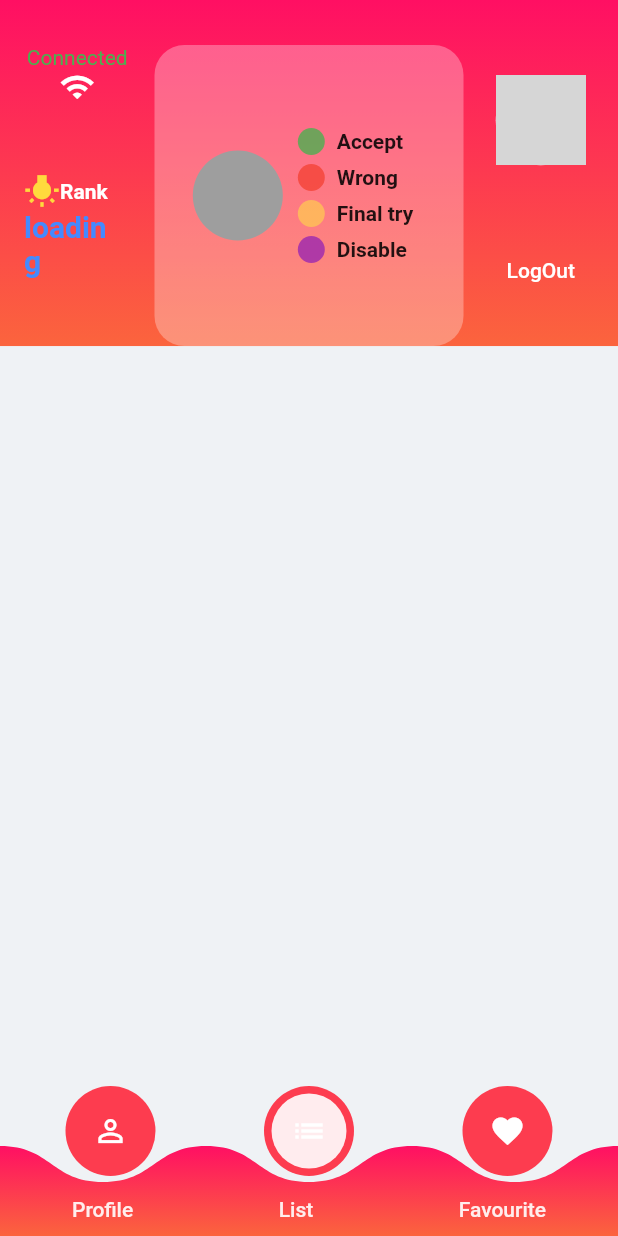
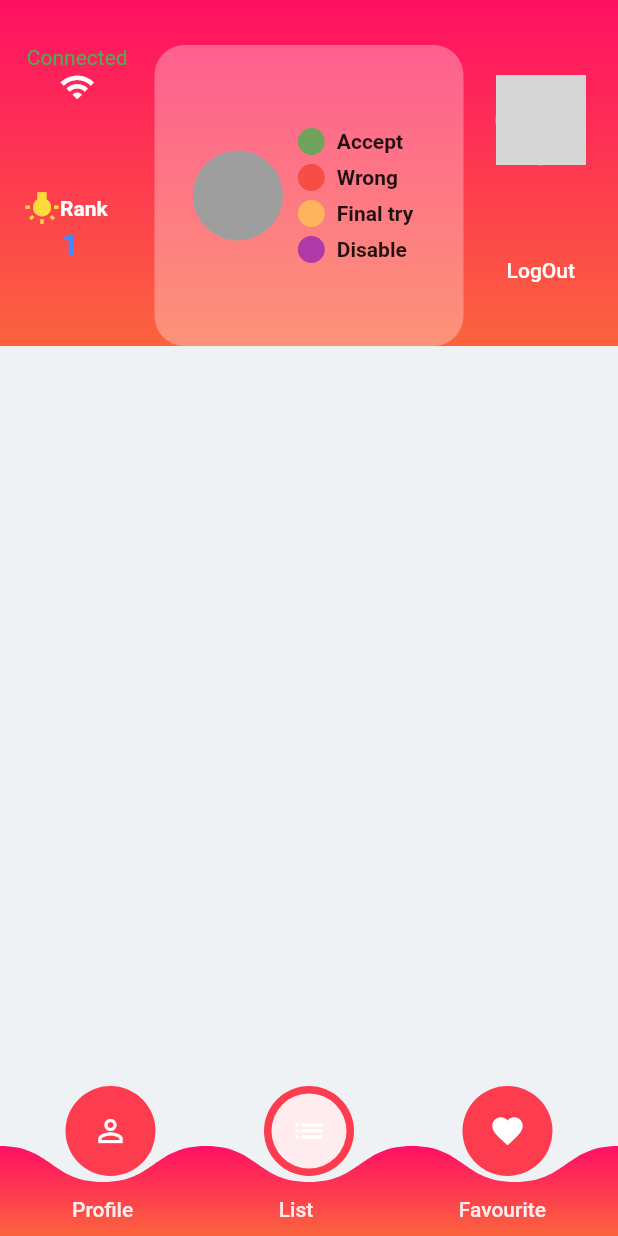
Before and after one commit to Abdullahfoysal/MathOlympiad_flutter, a Flutter app: the screen it shows once a user with an empty profile is signed in, on a phone screen of 412 x 824 dp. Run offline on Flutter 3.47's test engine with Material 2 defaults, Android fonts, the phone set to English and light mode, and no system bars; drawn by our look-alikes of pie_chart; our stand-ins replace cloud_firestore, connectivity, firebase_auth, firebase_storage, flutter_spinkit, fluttertoast and 5 more; missing offline and left inert: flutter_tex; accounts and stored records are empty; network calls fail; grey boxes are pictures that could not be loaded.

```diff
--- a/lib/designs/appBar.dart
+++ b/lib/designs/appBar.dart
@@ -89,7 +89,7 @@ class AppBar2 extends StatelessWidget {
                                   userActivity.userPreference != null
                                       ? userActivity.userPreference.ranking
                                           .toString()
-                                      : 'loading',
+                                      : '1',
                                   style: TextStyle(
                                       color: Colors.blueAccent,
                                       fontWeight: FontWeight.bold,
--- a/lib/main.dart
+++ b/lib/main.dart
@@ -29,7 +29,7 @@ class MyApp extends StatelessWidget {
       value: AuthService().user,
       child: MaterialApp(
           home: new SplashScreen(
-              seconds: 8,
+              seconds: 6,
               navigateAfterSeconds: new Wrapper(),
               title: new Text(
                 '    Welcome \nMathOlympiad',
```
Also changed, not shown: lib/screens/authenticate/register.dart (+4 -3 lines).
